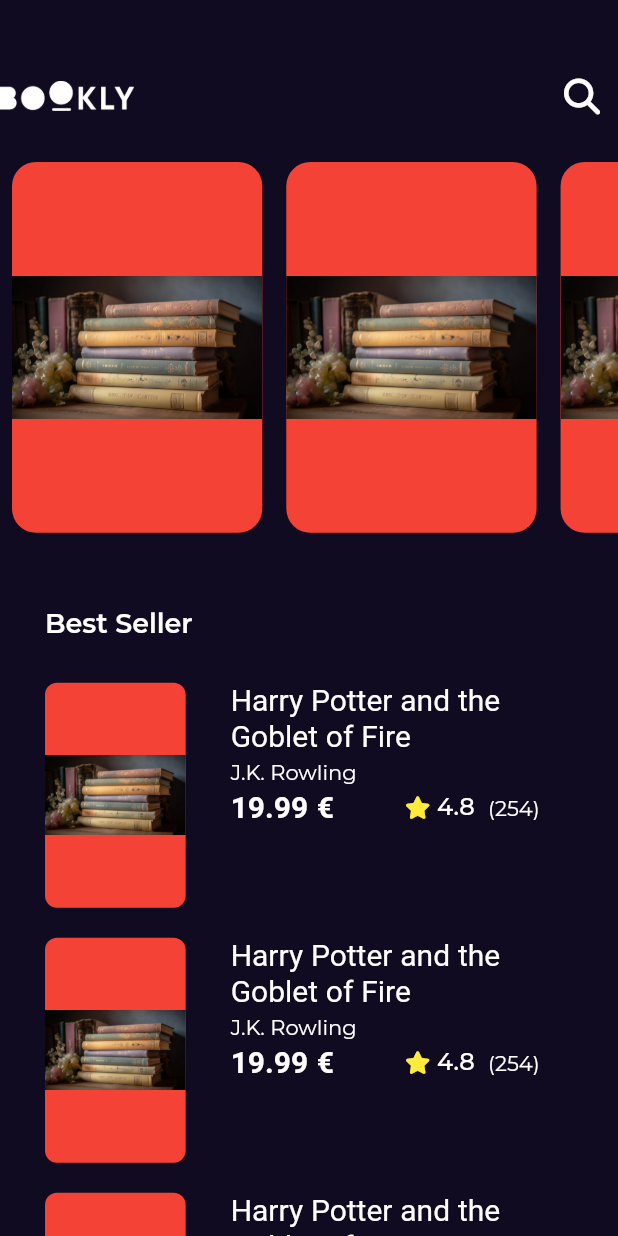
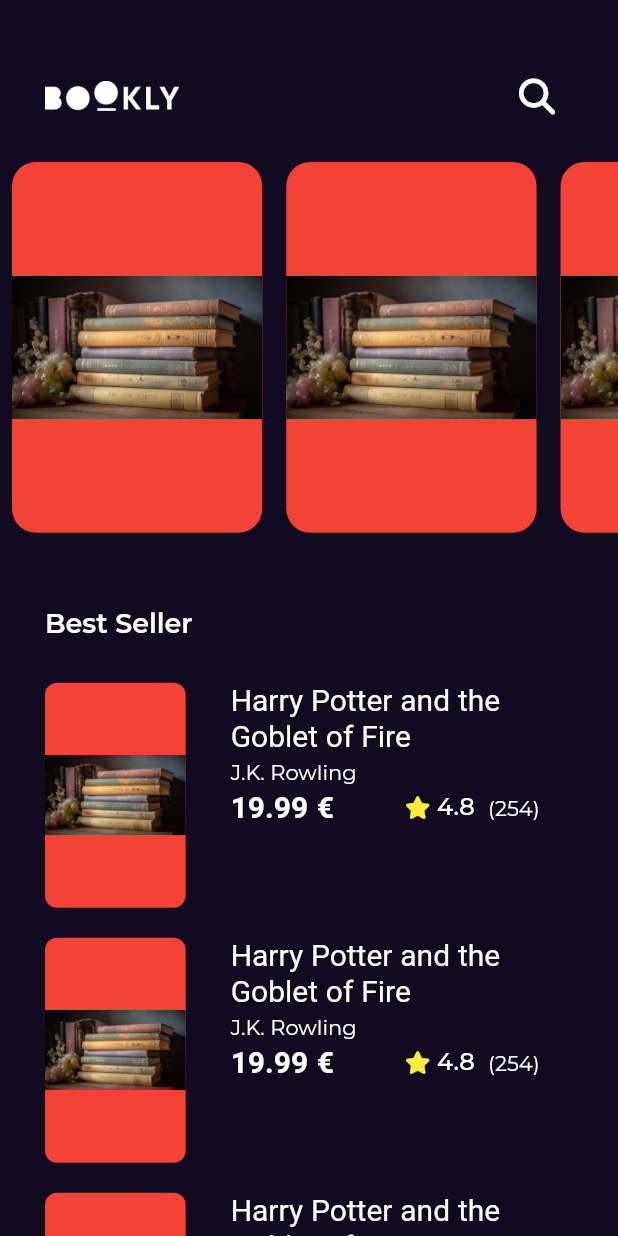
Before and after one commit to AhmedAlbay/bookly_app, a Flutter app: the screen it shows after launch, on a phone screen of 412 x 824 dp. Run offline on Flutter 3.47's test engine with Material 2 defaults, Android fonts, the phone set to English and light mode, and no system bars; our stand-ins replace font_awesome_flutter, go_router, google_fonts.

```diff
--- a/lib/Features/home/presentation/views/widgets/best_seller_list_view.dart
+++ b/lib/Features/home/presentation/views/widgets/best_seller_list_view.dart
@@ -8,7 +8,8 @@ class BestSellerListView extends StatelessWidget {
   Widget build(BuildContext context) {
     return ListView.builder(
       physics: const NeverScrollableScrollPhysics(),
-      itemCount: 10,
+      itemCount: 15,
+      shrinkWrap: true,
       padding: EdgeInsets.zero,
       itemBuilder: (context, index) {
         return const Padding(
--- a/lib/Features/home/presentation/views/widgets/home_view_body.dart
+++ b/lib/Features/home/presentation/views/widgets/home_view_body.dart
@@ -15,7 +15,10 @@ class HomeViewBody extends StatelessWidget {
           child: Column(
             crossAxisAlignment: CrossAxisAlignment.start,
             children: [
-              CustomAppBar(),
+              Padding(
+                padding: EdgeInsets.symmetric(horizontal: 30.0),
+                child: CustomAppBar(),
+              ),
               FeatureBooksListView(),
               SizedBox(
                 height: 50,
@@ -33,7 +36,7 @@ class HomeViewBody extends StatelessWidget {
             ],
           ),
         ),
-        SliverFillRemaining(
+        SliverToBoxAdapter(
           child: Padding(
             padding: EdgeInsets.symmetric(horizontal: 30),
             child: BestSellerListView(),
--- /dev/null
+++ b/lib/core/utils/app_router.dart
@@ -0,0 +1,21 @@
+import 'package:bookly_app/Features/home/presentation/views/home_view.dart';
+import 'package:flutter/material.dart';
+import 'package:go_router/go_router.dart';
+
+import '../../Features/Splash/presentation/views/splash_view.dart';
+
+abstract class AppRouter{
+  static const kHomeView ='/homeView';
+  static final router = GoRouter(
+  routes: [
+    GoRoute(
+      path: '/',
+      builder: (context, state) => const SplashView(),
+    ),
+     GoRoute(
+      path:kHomeView,
+      builder: (context, state) => const HomeView(),
+    ),
+  ],
+);
+}
--- a/lib/main.dart
+++ b/lib/main.dart
@@ -1,6 +1,8 @@
 import 'package:bookly_app/const.dart';
+import 'package:bookly_app/core/utils/app_router.dart';
 import 'package:flutter/material.dart';
-import 'package:get/get.dart';
+import 'package:go_router/go_router.dart';
+
 import 'package:google_fonts/google_fonts.dart';
 
 import 'Features/Splash/presentation/views/splash_view.dart';
@@ -20,13 +22,15 @@ class _BooklyAppState extends State<BooklyApp> {
   late AnimationController animationController;
   @override
   Widget build(BuildContext context) {
-    return GetMaterialApp(
+    return MaterialApp.router(
+      routerConfig: AppRouter.router,
       debugShowCheckedModeBanner: false,
       theme: ThemeData.dark().copyWith(
           scaffoldBackgroundColor: kPrimaryColor,
+          visualDensity: VisualDensity.adaptivePlatformDensity,
           textTheme:
               GoogleFonts.montserratTextTheme(ThemeData.dark().textTheme)),
-      home: const SplashView(),
+
     );
   }
 }
--- a/pubspec.yaml
+++ b/pubspec.yaml
@@ -32,7 +32,8 @@ dependencies:
   flutter:
     sdk: flutter
   font_awesome_flutter: ^10.5.0
-  get: ^4.6.5
+
+  go_router: ^10.0.0
   google_fonts: ^5.1.0
 
 dev_dependencies:
```
Also changed, not shown: lib/Features/home/presentation/views/book_details_view.dart (added, +13 -0 lines), lib/Features/home/presentation/views/widgets/book_details_view_body.dart (added, +10 -0 lines), lib/Features/splash/presentation/views/widgets/splash_view_body.dart (+7 -7 lines), pubspec.lock.
